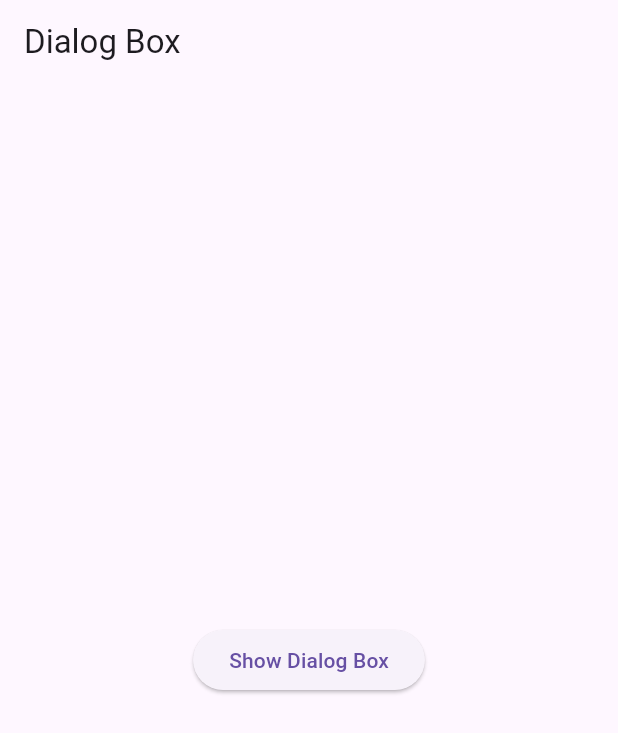
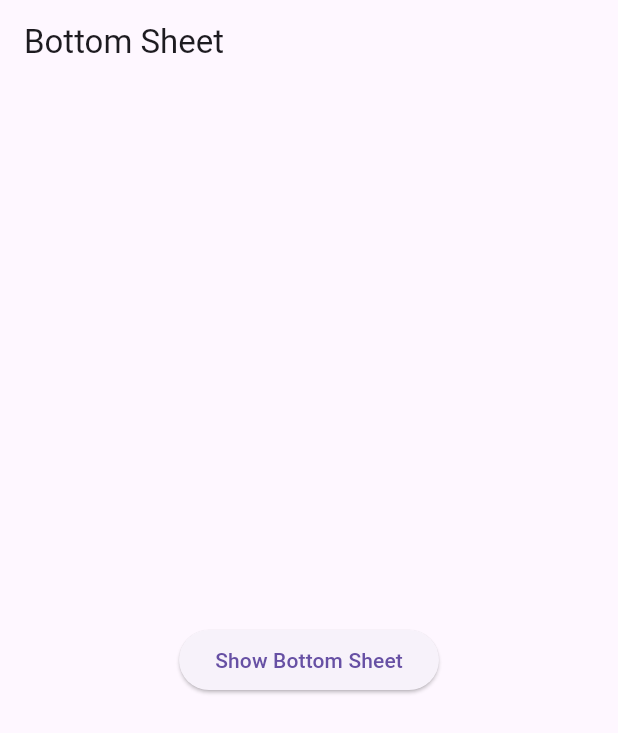
Before and after one commit to MuhammadAliKust/Aftab_FU, a Flutter app: the screen it shows after launch, on a phone screen of 412 x 824 dp. Shown: the top 733 px of the screen. Run offline on Flutter 3.47's test engine with Material 3 defaults, Android fonts, the phone set to English and light mode, and no system bars; our stand-ins replace smooth_page_indicator.

Commit message:
Bottom Sheet Done

```diff
--- /dev/null
+++ b/lib/bottom_sheet.dart
@@ -0,0 +1,31 @@
+import 'package:flutter/material.dart';
+
+class BottomSheetView extends StatelessWidget {
+  const BottomSheetView({super.key});
+
+  @override
+  Widget build(BuildContext context) {
+    return Scaffold(
+      appBar: AppBar(
+        title: Text("Bottom Sheet"),
+      ),
+      body: Center(
+        child: ElevatedButton(
+            onPressed: () {
+              showModalBottomSheet(
+                  context: context,
+                  builder: (context) {
+                    return Container(
+                      width: MediaQuery.of(context).size.width,
+                      height: 400,
+                      child: Column(children: [
+                        Text("Hi")
+                      ],),
+                    );
+                  });
+            },
+            child: Text("Show Bottom Sheet")),
+      ),
+    );
+  }
+}
--- a/lib/main.dart
+++ b/lib/main.dart
@@ -1,4 +1,5 @@
 import 'package:aftab_fu_project/bottom_bar.dart';
+import 'package:aftab_fu_project/bottom_sheet.dart';
 import 'package:aftab_fu_project/dialog_box.dart';
 import 'package:aftab_fu_project/dynamic_list_view.dart';
 import 'package:aftab_fu_project/image_demo.dart';
@@ -20,7 +21,7 @@ class MyApp extends StatelessWidget {
   @override
   Widget build(BuildContext context) {
     return MaterialApp(
-      home: DialogBoxView(),
+      home: BottomSheetView(),
     );
   }
 }
```
Also changed, not shown: lib/grid_view_demo.dart (added, +33 -0 lines).
